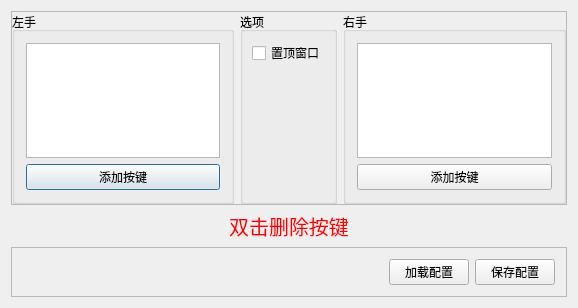
Above: MahiroBox/SettingWindow.ui from ilovecplusplus97/MahiroBox before the change. Below: the same form after it.
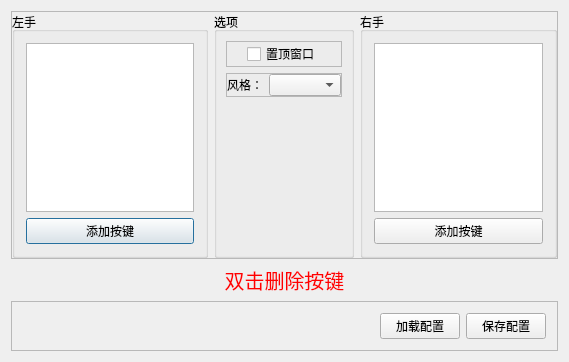
That is the form after the change.

Commit message: 添加了自定义风格的功能

```diff
--- a/MahiroBox/SettingWindow.ui
+++ b/MahiroBox/SettingWindow.ui
@@ -6,8 +6,8 @@
    <rect>
     <x>0</x>
     <y>0</y>
-    <width>578</width>
-    <height>308</height>
+    <width>569</width>
+    <height>362</height>
    </rect>
   </property>
   <property name="windowTitle">
@@ -82,10 +82,106 @@
           <number>9</number>
          </property>
          <item>
-          <widget class="QCheckBox" name="W1TopWindowCheck">
-           <property name="text">
-            <string>置顶窗口</string>
+          <widget class="QFrame" name="W1CheckFrame">
+           <property name="frameShape">
+            <enum>QFrame::StyledPanel</enum>
            </property>
+           <property name="frameShadow">
+            <enum>QFrame::Raised</enum>
+           </property>
+           <layout class="QHBoxLayout" name="horizontalLayout_3">
+            <property name="leftMargin">
+             <number>0</number>
+            </property>
+            <property name="topMargin">
+             <number>0</number>
+            </property>
+            <property name="rightMargin">
+             <number>0</number>
+            </property>
+            <property name="bottomMargin">
+             <number>0</number>
+            </property>
+            <item>
+             <spacer name="horizontalSpacer_2">
+              <property name="orientation">
+               <enum>Qt::Horizontal</enum>
+              </property>
+              <property name="sizeHint" stdset="0">
+               <size>
+                <width>40</width>
+                <height>20</height>
+               </size>
+              </property>
+             </spacer>
+            </item>
+            <item>
+             <widget class="QCheckBox" name="W1TopWindowCheck">
+              <property name="layoutDirection">
+               <enum>Qt::LeftToRight</enum>
+              </property>
+              <property name="text">
+               <string>置顶窗口</string>
+              </property>
+             </widget>
+            </item>
+            <item>
+             <spacer name="horizontalSpacer_3">
+              <property name="orientation">
+               <enum>Qt::Horizontal</enum>
+              </property>
+              <property name="sizeType">
+               <enum>QSizePolicy::Expanding</enum>
+              </property>
+              <property name="sizeHint" stdset="0">
+               <size>
+                <width>40</width>
+                <height>20</height>
+               </size>
+              </property>
+             </spacer>
+            </item>
+           </layout>
+          </widget>
+         </item>
+         <item>
+          <widget class="QFrame" name="W2ComboFrame">
+           <property name="frameShape">
+            <enum>QFrame::StyledPanel</enum>
+           </property>
+           <property name="frameShadow">
+            <enum>QFrame::Raised</enum>
+           </property>
+           <layout class="QGridLayout" name="gridLayout">
+            <property name="leftMargin">
+             <number>0</number>
+            </property>
+            <property name="topMargin">
+             <number>0</number>
+            </property>
+            <property name="rightMargin">
+             <number>0</number>
+            </property>
+            <property name="bottomMargin">
+             <number>0</number>
+            </property>
+            <item row="3" column="1">
+             <widget class="QComboBox" name="W2StyleCombo"/>
+            </item>
+            <item row="3" column="0">
+             <widget class="QLabel" name="W1StyleLabel">
+              <property name="sizePolicy">
+               <sizepolicy hsizetype="Fixed" vsizetype="Preferred">
+                <horstretch>0</horstretch>
+                <verstretch>0</verstretch>
+               </sizepolicy>
+              </property>
+              <property name="text">
+               <string>风格：</string>
+              </property>
+             </widget>
+            </item>
+           </layout>
           </widget>
          </item>
          <item>
```
The commit also changes 27 other files.
